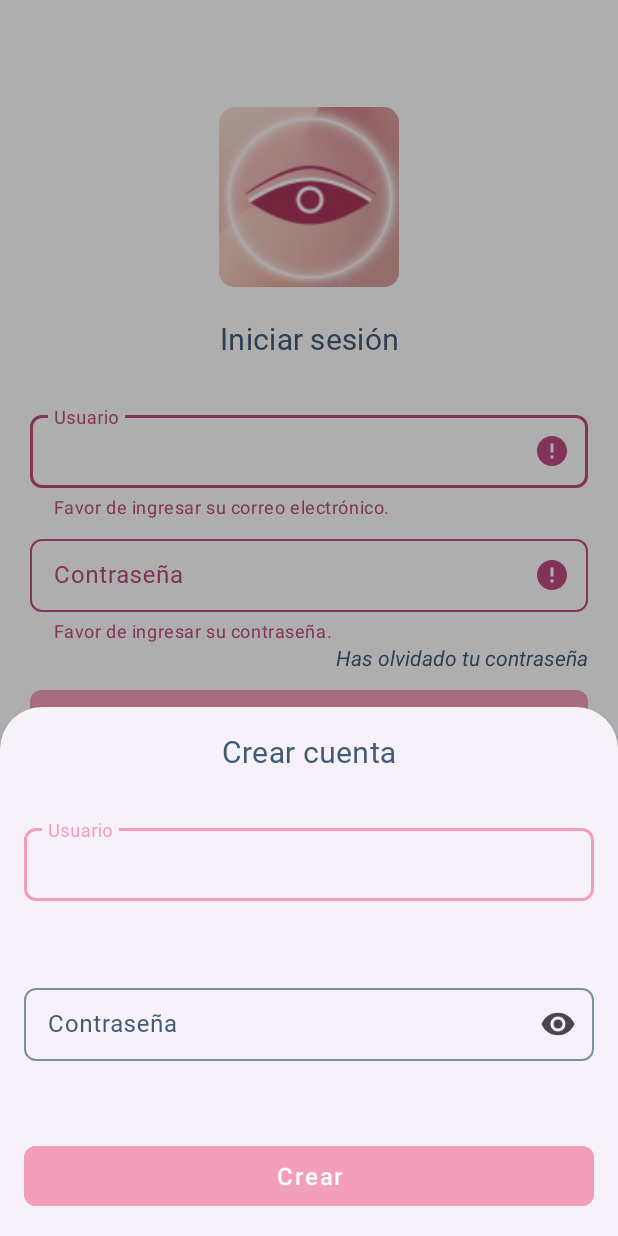
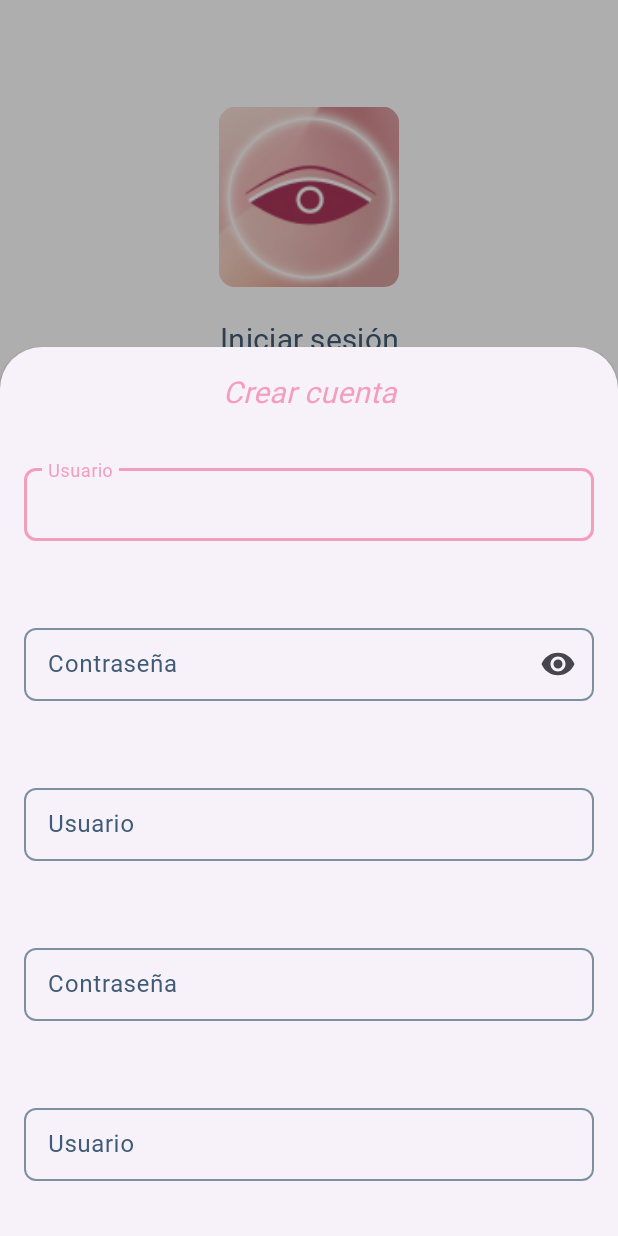
Before and after one commit to mevi-and-my-monkey/lasheslam, an Android app: the screen it shows after launch (MainActivity), after a tap on "Crear cuenta", on a phone screen of 412 x 824 dp. Run offline under Robolectric (Android 15) with nearby library versions, the phone set to English and light mode, and no system bars; our stand-ins replace Firebase (no records; nobody signed in at launch, a user with empty details on screens opened directly), navigation-ui; 3 other taps on this screen came first.

Commit message:
se modifica modo vertical se agrega cambios en formularios

```diff
--- a/app/src/main/AndroidManifest.xml
+++ b/app/src/main/AndroidManifest.xml
@@ -17,7 +17,9 @@
             android:exported="false" />
         <activity
             android:name=".MainActivity"
-            android:exported="true">
+            android:screenOrientation="portrait"
+            android:exported="true"
+            tools:ignore="DiscouragedApi,LockedOrientationActivity">
             <intent-filter>
                 <action android:name="android.intent.action.MAIN" />
 
--- a/app/src/main/java/com/example/lasheslam/CreateAccountFragment.kt
+++ b/app/src/main/java/com/example/lasheslam/CreateAccountFragment.kt
@@ -47,6 +47,24 @@ class CreateAccountFragment : BottomSheetDialogFragment() {
             getString(R.string.login_password),
             null
         )
+        gralCtrlEditText.setDataEditText(
+            binding.firstNameTextField,
+            binding.etFirstName,
+            getString(R.string.login_email),
+            null
+        )
+        gralCtrlEditText.setDataEditText(
+            binding.lastNameTextField,
+            binding.etLastName,
+            getString(R.string.login_password),
+            null
+        )
+        gralCtrlEditText.setDataEditText(
+            binding.phoneNumberTextField,
+            binding.etPhoneNumber,
+            getString(R.string.login_email),
+            null
+        )
         binding.enterButton.setOnClickListenerCloseUnfocus(requireContext(),binding.root){
             if (checkFields()) {
                 if (isValidEmail(binding.etEmail.text.toString())){
@@ -89,6 +107,16 @@ class CreateAccountFragment : BottomSheetDialogFragment() {
             binding.etPassword,
             getString(R.string.a_login_error_nip_empty),
             validate)
+        validate = gralCtrlEditText.validateEditText(
+            binding.firstNameTextField,
+            binding.etFirstName,
+            getString(R.string.a_login_error_nip_empty),
+            validate)
+        validate = gralCtrlEditText.validateEditText(
+            binding.phoneNumberTextField,
+            binding.etPhoneNumber,
+            getString(R.string.a_login_error_nip_empty),
+            validate)
         return validate
     }
 
--- a/app/src/main/res/layout/fragment_create_account.xml
+++ b/app/src/main/res/layout/fragment_create_account.xml
@@ -14,8 +14,9 @@
         android:layout_width="match_parent"
         android:layout_margin="@dimen/margin_16"
         android:gravity="center"
+        android:textStyle="italic"
         android:text="@string/create_account"
-        android:textColor="@color/secondaryColor"
+        android:textColor="@color/primaryColor"
         app:layout_constraintTop_toTopOf="parent" />
 
     <com.google.android.material.textfield.TextInputLayout
@@ -51,6 +52,54 @@
             android:inputType="textPassword" />
     </com.google.android.material.textfield.TextInputLayout>
 
+    <com.google.android.material.textfield.TextInputLayout
+        android:id="@+id/firstNameTextField"
+        style="@style/InputLayoutRHD"
+        android:layout_width="match_parent"
+        android:layout_margin="@dimen/margin_16"
+        android:textColorHint="@color/secondaryColor"
+        app:layout_constraintTop_toBottomOf="@+id/tv_1">
+
+        <com.google.android.material.textfield.TextInputEditText
+            android:id="@+id/et_firstName"
+            style="@style/EditText"
+            android:layout_width="match_parent"
+            android:layout_height="wrap_content"
+            android:inputType="text" />
+    </com.google.android.material.textfield.TextInputLayout>
+
+    <com.google.android.material.textfield.TextInputLayout
+        android:id="@+id/lastNameTextField"
+        style="@style/InputLayoutRHD"
+        android:layout_width="match_parent"
+        android:layout_margin="@dimen/margin_16"
+        android:textColorHint="@color/secondaryColor"
+        app:layout_constraintTop_toBottomOf="@+id/tv_1">
+
+        <com.google.android.material.textfield.TextInputEditText
+            android:id="@+id/et_lastName"
+            style="@style/EditText"
+            android:layout_width="match_parent"
+            android:layout_height="wrap_content"
+            android:inputType="text" />
+    </com.google.android.material.textfield.TextInputLayout>
+
+    <com.google.android.material.textfield.TextInputLayout
+        android:id="@+id/phoneNumberTextField"
+        style="@style/InputLayoutRHD"
+        android:layout_width="match_parent"
+        android:layout_margin="@dimen/margin_16"
+        android:textColorHint="@color/secondaryColor"
+        app:layout_constraintTop_toBottomOf="@+id/tv_1">
+
+        <com.google.android.material.textfield.TextInputEditText
+            android:id="@+id/et_phoneNumber"
+            style="@style/EditText"
+            android:layout_width="match_parent"
+            android:layout_height="wrap_content"
+            android:inputType="number" />
+    </com.google.android.material.textfield.TextInputLayout>
+
     <com.google.android.material.button.MaterialButton
         android:id="@+id/enterButton"
         style="@style/Button"
--- a/app/src/main/res/layout/fragment_recover_pass.xml
+++ b/app/src/main/res/layout/fragment_recover_pass.xml
@@ -15,7 +15,8 @@
         android:layout_margin="@dimen/margin_16"
         android:gravity="center"
         android:text="@string/login_text_recover_password"
-        android:textColor="@color/secondaryColor"
+        android:textColor="@color/primaryColor"
+        android:textStyle="italic"
         app:layout_constraintTop_toTopOf="parent" />
 
     <com.google.android.material.textfield.TextInputLayout
--- a/app/src/main/res/values/strings.xml
+++ b/app/src/main/res/values/strings.xml
@@ -6,11 +6,16 @@
     <string name="a_login_error_email_incorrect">Favor de ingresar un correo electrónico correcto.</string>
     <string name="a_login_error_email_empty">Favor de ingresar su correo electrónico.</string>
     <string name="a_login_error_nip_empty">Favor de ingresar su contraseña.</string>
+    <string name="a_login_error_name_empty">Favor de ingresar su nombre.</string>
+    <string name="a_login_error_phone_number_empty">Favor de ingresar su numero telefonico.</string>
     <string name="validate_jwt">Tu sesion a finalizado.</string>
     <string name="login">Iniciar sesión</string>
     <string name="logout">Cerrar sesión</string>
     <string name="login_email">Usuario</string>
     <string name="login_password">Contraseña</string>
+    <string name="first_name">Nombre</string>
+    <string name="last_name">Apellido</string>
+    <string name="phone_numbre">Telefono</string>
     <string name="login_botton_enter">Acceder</string>
     <string name="login_text_account">¿No tienes una cuenta?</string>
     <string name="login_text_recover_password">Recuperar contraseña</string>
```
